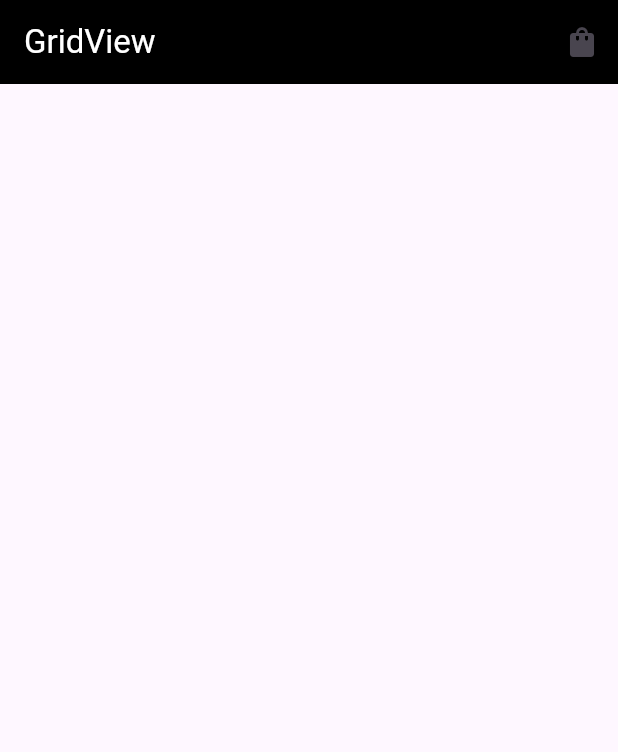
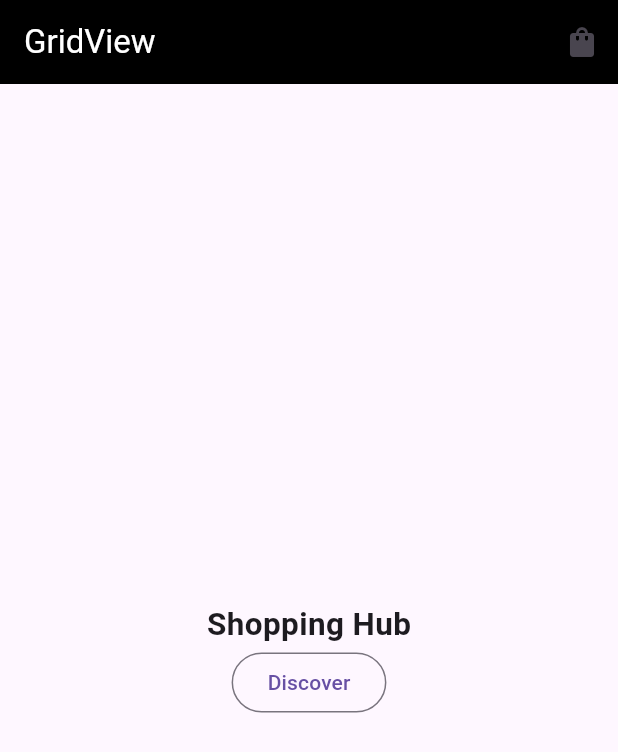
Before and after one commit to Abdullah2599/GridView, a Flutter app: the screen it shows after launch, on a phone screen of 412 x 824 dp. Shown: the top 752 px of the screen. Run offline on Flutter 3.47's test engine with Material 3 defaults, Android fonts, the phone set to English and light mode, and no system bars.

Commit message:
update fix

```diff
--- a/grid_app/lib/View/grid_view.dart
+++ b/grid_app/lib/View/grid_view.dart
@@ -1,32 +1,39 @@
-import 'package:flutter/material.dart';
-import 'package:grid_app/View/grid_get.dart';
-import 'package:grid_app/Model/grid_list.dart';
+// import 'package:flutter/material.dart';
+// // // import 'package:grid_app/View/grid_get.dart';
+// // // import 'package:grid_app/Model/grid_list.dart';
+// // // import 'package:grid_app/View/homepage.dart';
 
-class GridViews extends StatefulWidget {
-  const GridViews({super.key});
+// // // class GridViews extends StatefulWidget {
+// // //   const GridViews({super.key});
 
-  @override
-  State<GridViews> createState() => _GridViewsState();
-}
+// // //   @override
+// // //   State<GridViews> createState() => _GridViewsState();
+// // // }
 
-class _GridViewsState extends State<GridViews> {
-  @override
-  Widget build(BuildContext context) {
+// // // class _GridViewsState extends State<GridViews> {
+// // //   @override
+// // //   Widget build(BuildContext context) {
 
-    return Scaffold(
-      appBar: AppBar(
-        title: const Text('GridView',style: TextStyle(color: Colors.white),),
-        backgroundColor: Colors.black,
-        actions: [
-          IconButton(
-            onPressed: () {},
-            icon: Icon(Icons.shopping_bag),
-          ),
-        ],
-      ),
-      body: Container(
-        child: GridGet(),
-      ),
-    );
-  }
-}
+// // //     return
+// // //   }
+// // // }
+
+// import 'package:flutter/material.dart';
+
+// class Appbr extends StatelessWidget {
+//   const Appbr({super.key});
+
+//   @override
+//   Widget build(BuildContext context) {
+//     return AppBar(
+//         title: const Text('GridView',style: TextStyle(color: Colors.white),),
+//         backgroundColor: Colors.black,
+//         actions: [
+//           IconButton(
+//             onPressed: () {},
+//             icon: Icon(Icons.shopping_bag),
+//           ),
+//         ],
+//       );
+//   }
+// }
--- /dev/null
+++ b/grid_app/lib/View/homepage.dart
@@ -0,0 +1,32 @@
+import 'package:flutter/material.dart';
+import 'package:grid_app/View/grid_get.dart';
+
+class HomePage extends StatefulWidget {
+  const HomePage({super.key});
+
+  @override
+  State<HomePage> createState() => _HomePageState();
+}
+
+class _HomePageState extends State<HomePage> {
+  @override
+  Widget build(BuildContext context) {
+    return Center(
+        child: Column(
+          mainAxisAlignment: MainAxisAlignment.center,
+          children: [
+          Text('Shopping Hub', style: TextStyle(
+            fontSize: 21,
+            fontWeight: FontWeight.bold,
+
+          ),),
+          OutlinedButton(onPressed: (){
+            Navigator.push(context, MaterialPageRoute(builder: (context) => GridGet(),));
+          },
+          child: Text('Discover'))
+          ]
+        ),
+      );
+
+  }
+}
```
Also changed, not shown: grid_app/lib/View/grid_get.dart (+28 -3 lines), grid_app/lib/View/prod_details.dart (added, +65 -0 lines), grid_app/lib/main.dart (+17 -121 lines).
